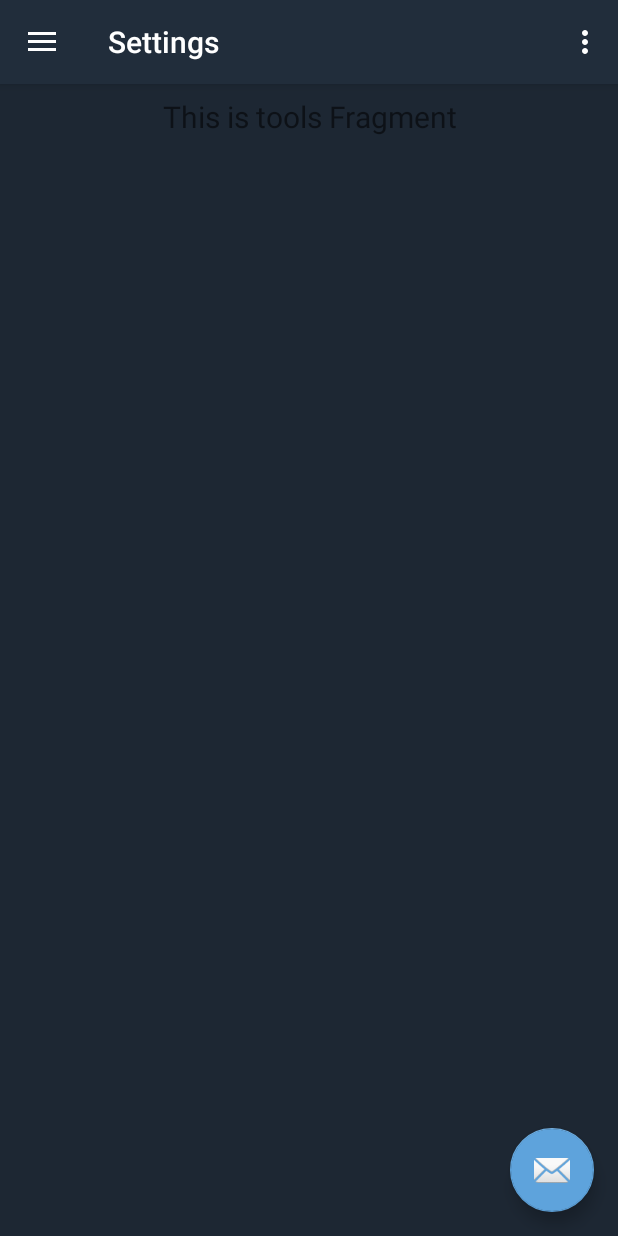
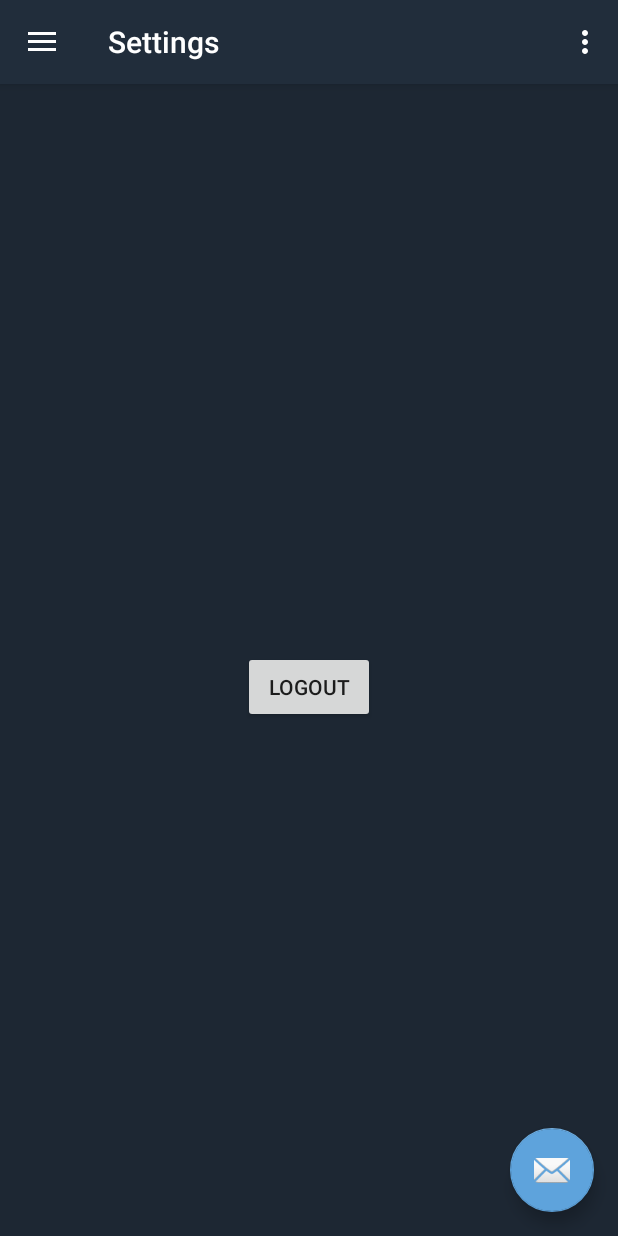
Before and after one commit to Maksimka-dev/blog, an Android app: the screen it shows after launch (MainActivity), in the side drawer, after a tap on "Settings", on a phone screen of 412 x 824 dp. Run offline under Robolectric (Android 15) with nearby library versions, the phone set to English and light mode, and no system bars; our stand-ins replace Firebase (no records; nobody signed in at launch, a user with empty details on screens opened directly), navigation-ui.

Commit message:
feat: add sign up ability

```diff
--- a/app/src/main/AndroidManifest.xml
+++ b/app/src/main/AndroidManifest.xml
@@ -1,6 +1,10 @@
 <?xml version="1.0" encoding="utf-8"?>
 <manifest xmlns:android="http://schemas.android.com/apk/res/android"
     package="com.example.blog">
+
+    <uses-permission android:name="android.permission.INTERNET"/>
+    <uses-permission android:name="android.permission.ACCESS_WIFI_STATE"/>
+    <uses-permission android:name="android.permission.ACCESS_NETWORK_STATE" />
 
     <application
         android:allowBackup="true"
--- a/app/src/main/java/com/example/blog/ui/settings/SettingsFragment.kt
+++ b/app/src/main/java/com/example/blog/ui/settings/SettingsFragment.kt
@@ -9,6 +9,8 @@ import androidx.fragment.app.Fragment
 import androidx.lifecycle.Observer
 import androidx.lifecycle.ViewModelProviders
 import com.example.blog.R
+import com.google.firebase.auth.FirebaseAuth
+import kotlinx.android.synthetic.main.fragment_settings.*
 
 class SettingsFragment : Fragment() {
 
@@ -22,10 +24,16 @@ class SettingsFragment : Fragment() {
         settingsViewModel =
             ViewModelProviders.of(this).get(SettingsViewModel::class.java)
         val root = inflater.inflate(R.layout.fragment_settings, container, false)
-        val textView: TextView = root.findViewById(R.id.text_tools)
-        settingsViewModel.text.observe(this, Observer {
-            textView.text = it
-        })
+
+
         return root
     }
+
+    override fun onActivityCreated(savedInstanceState: Bundle?) {
+        super.onActivityCreated(savedInstanceState)
+        logOutBTN.setOnClickListener {
+            val auth = FirebaseAuth.getInstance()
+            auth.signOut()
+        }
+    }
 }
--- a/app/src/main/res/layout/fragment_settings.xml
+++ b/app/src/main/res/layout/fragment_settings.xml
@@ -1,6 +1,7 @@
 <?xml version="1.0" encoding="utf-8"?>
 <androidx.constraintlayout.widget.ConstraintLayout xmlns:android="http://schemas.android.com/apk/res/android"
     xmlns:app="http://schemas.android.com/apk/res-auto"
+    xmlns:tools="http://schemas.android.com/tools"
     android:layout_width="match_parent"
     android:layout_height="match_parent">
 
@@ -16,4 +17,14 @@
         app:layout_constraintEnd_toEndOf="parent"
         app:layout_constraintStart_toStartOf="parent"
         app:layout_constraintTop_toTopOf="parent" />
+
+    <Button
+        android:id="@+id/logOutBTN"
+        android:layout_width="wrap_content"
+        android:layout_height="wrap_content"
+        android:text="LogOut"
+        app:layout_constraintBottom_toBottomOf="parent"
+        app:layout_constraintEnd_toEndOf="parent"
+        app:layout_constraintStart_toStartOf="parent"
+        app:layout_constraintTop_toBottomOf="@+id/text_tools" />
 </androidx.constraintlayout.widget.ConstraintLayout>
--- a/app/src/main/res/layout/sign_in_fragment.xml
+++ b/app/src/main/res/layout/sign_in_fragment.xml
@@ -53,7 +53,7 @@
             app:layout_constraintTop_toBottomOf="@+id/textView2" />
 
         <EditText
-            android:id="@+id/passwordET"
+            android:id="@+id/passwordET_"
             android:layout_width="0dp"
             android:layout_height="wrap_content"
             android:layout_marginStart="16dp"
@@ -87,7 +87,7 @@
             app:layout_constraintStart_toStartOf="parent" />
 
         <TextView
-            android:id="@+id/signUpTW"
+            android:id="@+id/signUpTextView"
             android:layout_width="wrap_content"
             android:layout_height="wrap_content"
             android:layout_marginBottom="16dp"
--- a/app/src/main/res/layout/sign_up_fragment.xml
+++ b/app/src/main/res/layout/sign_up_fragment.xml
@@ -53,7 +53,7 @@
             app:layout_constraintTop_toBottomOf="@+id/textView3" />
 
         <EditText
-            android:id="@+id/emailET"
+            android:id="@+id/emailETSignUp"
             android:layout_width="0dp"
             android:layout_height="wrap_content"
             android:layout_marginStart="16dp"
@@ -92,7 +92,7 @@
             android:textSize="18sp"
             app:layout_constraintEnd_toEndOf="parent"
             app:layout_constraintStart_toStartOf="parent"
-            app:layout_constraintTop_toBottomOf="@+id/emailET" />
+            app:layout_constraintTop_toBottomOf="@+id/emailETSignUp" />
 
         <Button
             android:id="@+id/signUpBTN"
@@ -102,6 +102,7 @@
             android:background="@drawable/round_shape"
             android:elevation="2dp"
             android:fontFamily="@font/roboto_slab"
+            android:onClick="@{(view) -> viewModel.signUp()}"
             android:text="@string/sign_up"
             app:layout_constraintBottom_toBottomOf="parent"
             app:layout_constraintEnd_toEndOf="parent"
```
Also changed, not shown: app/src/main/java/com/example/blog/ui/sign/SignInFragment.kt (+11 -7 lines), app/src/main/java/com/example/blog/ui/sign/SignInViewModel.kt (+9 -0 lines), app/src/main/java/com/example/blog/ui/sign/SignUpFragment.kt (+21 -6 lines), app/src/main/java/com/example/blog/ui/sign/SignUpViewModel.kt (+46 -0 lines).
